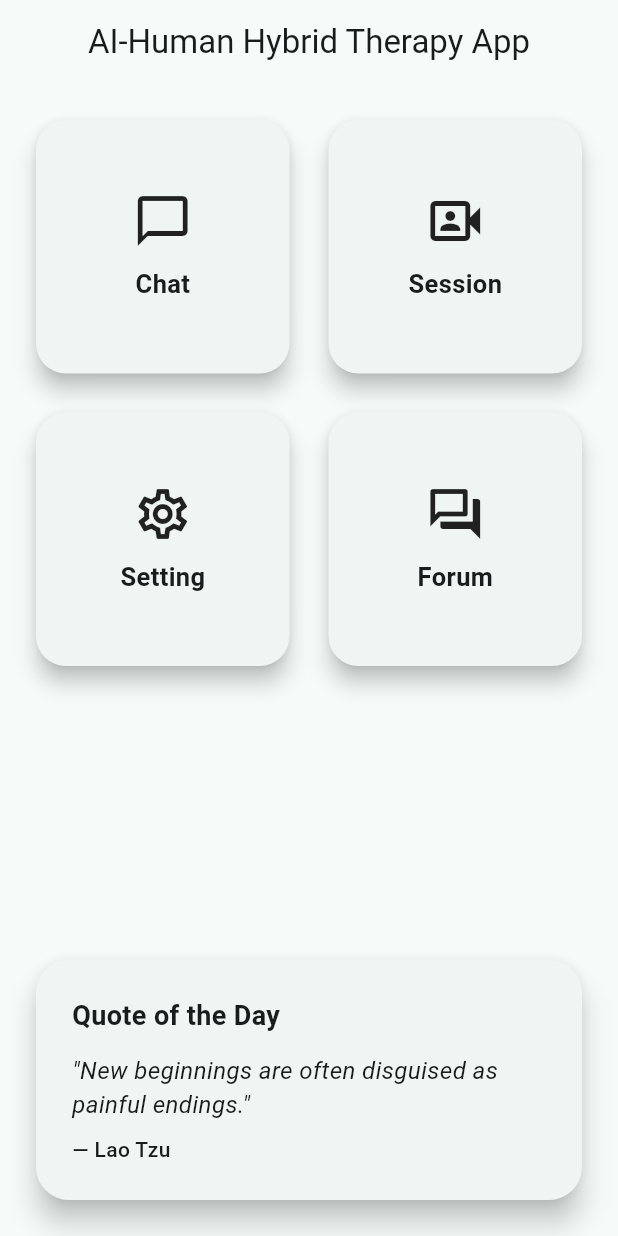
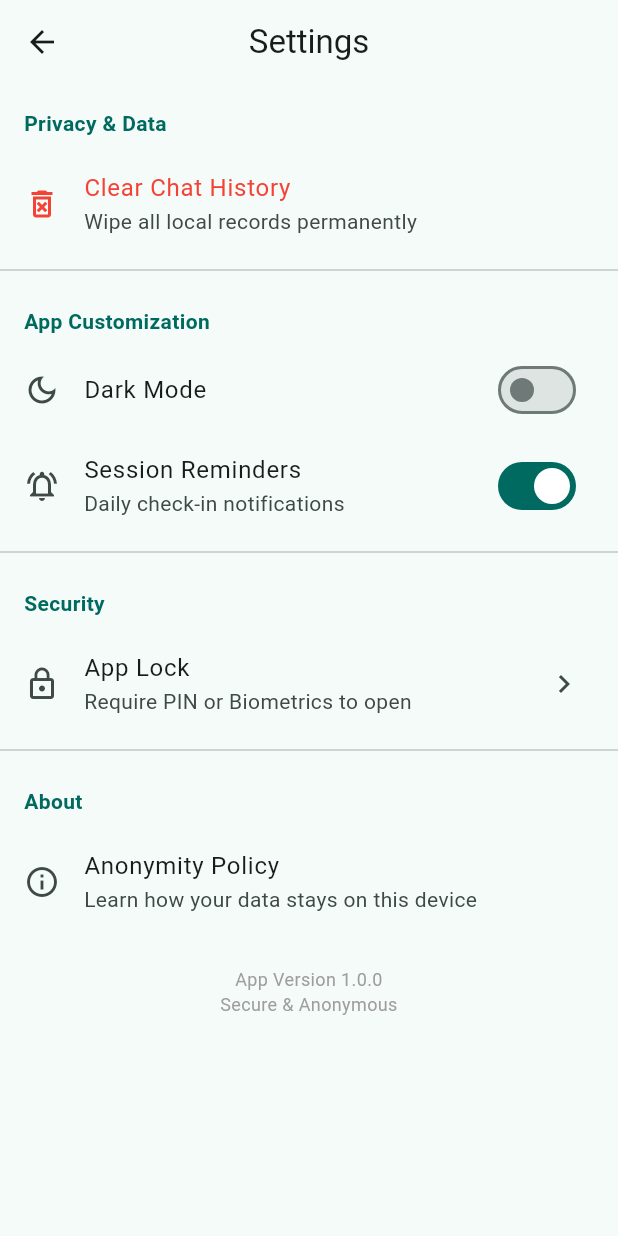
Before and after one commit to novaet12/final_year_project, a Flutter app: the screen it shows after launch, after a tap on "Setting", on a phone screen of 412 x 824 dp. Run offline on Flutter 3.47's test engine with Material 3 defaults, Android fonts, the phone set to English and light mode, and no system bars.

Commit message:
added setting and chat page

```diff
--- a/frontend_flutter/lib/main.dart
+++ b/frontend_flutter/lib/main.dart
@@ -1,152 +1,49 @@
 import 'package:flutter/material.dart';
+import 'package:frontend_flutter/screens/home_page.dart';
 
 void main() {
   runApp(const TherapyApp());
 }
 
-class TherapyApp extends StatelessWidget {
+class TherapyApp extends StatefulWidget {
   const TherapyApp({super.key});
+
+  @override
+  State<TherapyApp> createState() => _TherapyAppState();
+}
+
+class _TherapyAppState extends State<TherapyApp> {
+  // 1. This variable holds the current theme state
+  ThemeMode _themeMode = ThemeMode.light;
+
+  // 2. This function will be called by the settings page
+  void toggleTheme(bool isDark) {
+    setState(() {
+      _themeMode = isDark ? ThemeMode.dark : ThemeMode.light;
+    });
+  }
 
   @override
   Widget build(BuildContext context) {
     return MaterialApp(
       debugShowCheckedModeBanner: false,
       title: 'AI Human Hybrid Therapy',
+      // 3. Define the Light Theme
       theme: ThemeData(
         useMaterial3: true,
         colorSchemeSeed: Colors.teal,
+        brightness: Brightness.light,
       ),
-      home: const HomePage(),
+      // 4. Define the Dark Theme
+      darkTheme: ThemeData(
+        useMaterial3: true,
+        colorSchemeSeed: Colors.teal,
+        brightness: Brightness.dark,
+      ),
+      // 5. Tell the app which one to use
+      themeMode: _themeMode,
+      // 6. Pass the function and current state down to HomePage
+      home: HomePage(onThemeChanged: toggleTheme, isDarkMode: _themeMode == ThemeMode.dark),
     );
   }
 }
-
-class HomePage extends StatelessWidget {
-  const HomePage({super.key});
-
-  void menuTapped(String name) {
-    debugPrint("$name tapped");
-  }
-
-  Widget menuCard(
-      {required IconData icon,
-      required String label,
-      required VoidCallback onTap}) {
-    return InkWell(
-      borderRadius: BorderRadius.circular(20),
-      onTap: onTap,
-      child: Card(
-        elevation: 6,
-        shape: RoundedRectangleBorder(
-          borderRadius: BorderRadius.circular(20),
-        ),
-        child: Padding(
-          padding: const EdgeInsets.all(20),
-          child: Column(
-            mainAxisAlignment: MainAxisAlignment.center,
-            children: [
-              Icon(icon, size: 40),
-              const SizedBox(height: 10),
-              Text(
-                label,
-                style: const TextStyle(
-                  fontSize: 17,
-                  fontWeight: FontWeight.w600,
-                ),
-              )
-            ],
-          ),
-        ),
-      ),
-    );
-  }
-
-  Widget quoteCard() {
-    return Card(
-      elevation: 8,
-      shape: RoundedRectangleBorder(
-        borderRadius: BorderRadius.circular(22),
-      ),
-      child: Container(
-        width: double.infinity,
-        padding: const EdgeInsets.all(24),
-        child: const Column(
-          crossAxisAlignment: CrossAxisAlignment.start,
-          children: [
-            Text(
-              "Quote of the Day",
-              style: TextStyle(
-                fontSize: 18,
-                fontWeight: FontWeight.bold,
-              ),
-            ),
-            SizedBox(height: 12),
-            Text(
-              '"New beginnings are often disguised as painful endings."',
-              style: TextStyle(
-                fontSize: 16,
-                fontStyle: FontStyle.italic,
-              ),
-            ),
-            SizedBox(height: 8),
-            Text(
-              "— Lao Tzu",
-              style: TextStyle(
-                fontSize: 14,
-                fontWeight: FontWeight.w500,
-              ),
-            )
-          ],
-        ),
-      ),
-    );
-  }
-
-  @override
-  Widget build(BuildContext context) {
-    return Scaffold(
-      appBar: AppBar(
-        title: const Text("AI-Human Hybrid Therapy App"),
-        centerTitle: true,
-      ),
-      body: Padding(
-        padding: const EdgeInsets.all(20),
-        child: Column(
-          children: [
-            Expanded(
-              child: GridView.count(
-                crossAxisCount: 2,
-                mainAxisSpacing: 18,
-                crossAxisSpacing: 18,
-                children: [
-                  menuCard(
-                    icon: Icons.chat_bubble_outline,
-                    label: "Chat",
-                    onTap: () => menuTapped("Chat"),
-                  ),
-                  menuCard(
-                    icon: Icons.video_camera_front_outlined,
-                    label: "Session",
-                    onTap: () => menuTapped("Session"),
-                  ),
-                  menuCard(
-                    icon: Icons.settings_outlined,
-                    label: "Setting",
-                    onTap: () => menuTapped("Setting"),
-                  ),
-                  menuCard(
-                    icon: Icons.forum_outlined,
-                    label: "Forum",
-                    onTap: () => menuTapped("Forum"),
-                  ),
-                ],
-              ),
-            ),
-            const SizedBox(height: 10),
-            quoteCard(),
-          ],
-        ),
-      ),
-    );
-  }
-}
--- /dev/null
+++ b/frontend_flutter/lib/screens/home_page.dart
@@ -0,0 +1,122 @@
+import 'package:flutter/material.dart';
+import 'chat_page.dart';
+import 'settings_page.dart'; // Make sure this import exists
+
+class HomePage extends StatelessWidget {
+  final Function(bool) onThemeChanged;
+  final bool isDarkMode;
+
+  const HomePage({
+    super.key,
+    required this.onThemeChanged,
+    required this.isDarkMode,
+  });
+
+  void menuTapped(String name) {
+    debugPrint("$name tapped");
+  }
+
+  @override
+  Widget build(BuildContext context) {
+    return Scaffold(
+      appBar: AppBar(
+        title: const Text("AI-Human Hybrid Therapy App"),
+        centerTitle: true,
+      ),
+      body: Padding(
+        padding: const EdgeInsets.all(20),
+        child: Column(
+          children: [
+            Expanded(
+              child: GridView.count(
+                crossAxisCount: 2,
+                mainAxisSpacing: 18,
+                crossAxisSpacing: 18,
+                children: [
+                  _menuCard(
+                   icon: Icons.chat_bubble_outline,
+                   label: "Chat",
+                   onTap: () {
+                   Navigator.push(
+                   context,
+                   MaterialPageRoute(builder: (context) => const ChatPage()),
+                   );
+                   },
+                   ),
+                  _menuCard(
+                    icon: Icons.video_camera_front_outlined,
+                    label: "Session",
+                    onTap: () => menuTapped("Session"),
+                  ),
+                  _menuCard(
+                    icon: Icons.settings_outlined,
+                    label: "Setting",
+                    onTap: () {
+                      Navigator.push(
+                        context,
+                        MaterialPageRoute(
+                          builder: (context) => SettingsPage(
+                            onThemeChanged: onThemeChanged,
+                            isDarkMode: isDarkMode,
+                          ),
+                        ),
+                      );
+                    },
+                  ),
+                  _menuCard(
+                    icon: Icons.forum_outlined,
+                    label: "Forum",
+                    onTap: () => menuTapped("Forum"),
+                  ),
+                ],
+              ),
+            ),
+            const SizedBox(height: 10),
+            _quoteCard(),
+          ],
+        ),
+      ),
+    );
+  }
+
+  // Helper Widgets
+  Widget _menuCard({required IconData icon, required String label, required VoidCallback onTap}) {
+    return InkWell(
+      borderRadius: BorderRadius.circular(20),
+      onTap: onTap,
+      child: Card(
+        elevation: 6,
+        shape: RoundedRectangleBorder(borderRadius: BorderRadius.circular(20)),
+        child: Column(
+          mainAxisAlignment: MainAxisAlignment.center,
+          children: [
+            Icon(icon, size: 40),
+            const SizedBox(height: 10),
+            Text(label, style: const TextStyle(fontSize: 17, fontWeight: FontWeight.w600)),
+          ],
+        ),
+      ),
+    );
+  }
+
+  Widget _quoteCard() {
+    return Card(
+      elevation: 8,
+      shape: RoundedRectangleBorder(borderRadius: BorderRadius.circular(22)),
+      child: Container(
+        width: double.infinity,
+        padding: const EdgeInsets.all(24),
+        child: const Column(
+          crossAxisAlignment: CrossAxisAlignment.start,
+          children: [
+            Text("Quote of the Day", style: TextStyle(fontSize: 18, fontWeight: FontWeight.bold)),
+            SizedBox(height: 12),
+            Text('"New beginnings are often disguised as painful endings."', style: TextStyle(fontSize: 16, fontStyle: FontStyle.italic)),
+            SizedBox(height: 8),
+            Text("— Lao Tzu", style: TextStyle(fontSize: 14, fontWeight: FontWeight.w500)),
+          ],
+        ),
+      ),
+    );
+  }
+}
--- /dev/null
+++ b/frontend_flutter/lib/screens/settings_page.dart
@@ -0,0 +1,127 @@
+import 'package:flutter/material.dart';
+
+class SettingsPage extends StatefulWidget {
+  final Function(bool) onThemeChanged;
+  final bool isDarkMode;
+
+  const SettingsPage({
+    super.key,
+    required this.onThemeChanged,
+    required this.isDarkMode,
+  });
+
+  @override
+  State<SettingsPage> createState() => _SettingsPageState();
+}
+
+class _SettingsPageState extends State<SettingsPage> {
+  bool _notificationsEnabled = true;
+
+  // Function to show the "Clear History" confirmation
+  void _showClearHistoryDialog() {
+    showDialog(
+      context: context,
+      builder: (context) => AlertDialog(
+        title: const Text("Clear All Data?"),
+        content: const Text(
+          "This will permanently delete all chat history and session records. Since there is no account, this action cannot be undone.",
+        ),
+        actions: [
+          TextButton(
+            onPressed: () => Navigator.pop(context),
+            child: const Text("Cancel"),
+          ),
+          TextButton(
+            onPressed: () {
+              // Logic to clear local storage would go here
+              Navigator.pop(context);
+              ScaffoldMessenger.of(context).showSnackBar(
+                const SnackBar(content: Text("All history cleared.")),
+              );
+            },
+            child: const Text("Clear Everything", style: TextStyle(color: Colors.red)),
+          ),
+        ],
+      ),
+    );
+  }
+
+  @override
+  Widget build(BuildContext context) {
+    return Scaffold(
+      appBar: AppBar(
+        title: const Text("Settings"),
+        centerTitle: true,
+      ),
+      body: ListView(
+        children: [
+          _sectionHeader("Privacy & Data"),
+          ListTile(
+            leading: const Icon(Icons.delete_forever_outlined, color: Colors.red),
+            title: const Text("Clear Chat History", style: TextStyle(color: Colors.red)),
+            subtitle: const Text("Wipe all local records permanently"),
+            onTap: _showClearHistoryDialog,
+          ),
+          const Divider(),
+
+          _sectionHeader("App Customization"),
+          SwitchListTile(
+            secondary: const Icon(Icons.dark_mode_outlined),
+            title: const Text("Dark Mode"),
+            value: widget.isDarkMode,
+            onChanged: (val) {
+              widget.onThemeChanged(val);
+            },
+          ),
+          SwitchListTile(
+            secondary: const Icon(Icons.notifications_active_outlined),
+            title: const Text("Session Reminders"),
+            subtitle: const Text("Daily check-in notifications"),
+            value: _notificationsEnabled,
+            onChanged: (val) => setState(() => _notificationsEnabled = val),
+          ),
+          const Divider(),
+
+          _sectionHeader("Security"),
+          ListTile(
+            leading: const Icon(Icons.lock_outline),
+            title: const Text("App Lock"),
+            subtitle: const Text("Require PIN or Biometrics to open"),
+            trailing: const Icon(Icons.chevron_right),
+            onTap: () {},
+          ),
+          const Divider(),
+
+          _sectionHeader("About"),
+          const ListTile(
+            leading: Icon(Icons.info_outline),
+            title: Text("Anonymity Policy"),
+            subtitle: Text("Learn how your data stays on this device"),
+          ),
+          const Padding(
+            padding: EdgeInsets.all(20.0),
+            child: Text(
+              "App Version 1.0.0\nSecure & Anonymous",
+              textAlign: TextAlign.center,
+              style: TextStyle(color: Colors.grey, fontSize: 12),
+            ),
+          ),
+        ],
+      ),
+    );
+  }
+
+  Widget _sectionHeader(String title) {
+    return Padding(
+      padding: const EdgeInsets.fromLTRB(16, 16, 16, 8),
+      child: Text(
+        title,
+        style: TextStyle(
+          color: Theme.of(context).primaryColor,
+          fontWeight: FontWeight.bold,
+          fontSize: 14,
+        ),
+      ),
+    );
+  }
+}
```
Also changed, not shown: frontend_flutter/lib/screens/forum.dart (added), frontend_flutter/lib/screens/session.dart (added), 1 other file.
